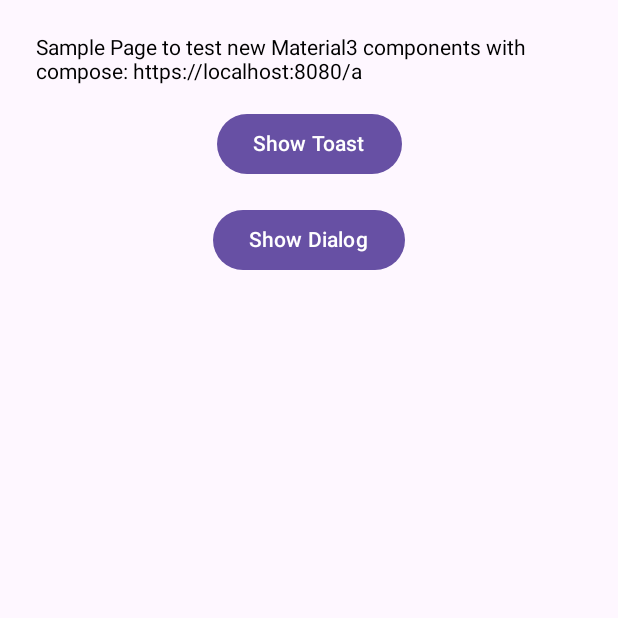
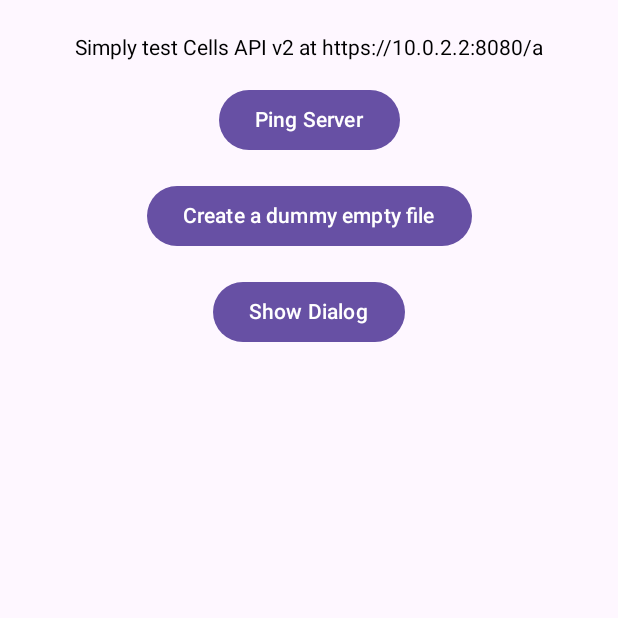
Before and after one commit to bsinou/cells-sdk-kotlin-sanbox, an Android app built with Jetpack Compose: the screen it shows after launch (MainActivity), on a phone screen of 412 x 824 dp, the top half of it. Run offline under Robolectric (Android 15) with nearby library versions, the phone set to English and light mode, and no system bars.

Commit message:
Fix simple ping to the local server

```diff
--- a/app/src/main/kotlin/org/sinou/kotlin/android/sampleapp/DummyPatInterceptor.kt
+++ b/app/src/main/kotlin/org/sinou/kotlin/android/sampleapp/DummyPatInterceptor.kt
@@ -1,6 +1,5 @@
 package org.sinou.kotlin.android.sampleapp
 
-import android.util.Log
 import okhttp3.Interceptor
 import okhttp3.Response
 
@@ -13,18 +12,14 @@ class DummyPatInterceptor(
     private val getToken: () -> String,
 ) : Interceptor {
 
+    private val logTag = "DummyIntercept"
+
     override fun intercept(chain: Interceptor.Chain): Response {
-        Log.e("DummyIntercept", "Before building the interceptor")
-
+        // Log.d(logTag, "about to build the interceptor")
         var builder = chain.request().newBuilder().addHeader(USER_AGENT_HEADER, userAgent)
             .addHeader(AUTH_HEADER, "$DEFAULT_TOKEN_TYPE ${getToken()}")
-          .addHeader("Content-Type", "application/json")
+            .addHeader("Content-Type", "application/json")
             .url(SERVER_URL)
-
-        val built = builder.build()
-        Log.e("DummyIntercept", built.url.toString())
-        Log.e("DummyIntercept", built.header("Content-Type") ?: "!!!NONE")
-        Log.e("DummyIntercept", built.header(AUTH_HEADER) ?: "NONE AGAIN")
-        return chain.proceed(built)
+        return chain.proceed(builder.build())
     }
 }
--- a/app/src/main/kotlin/org/sinou/kotlin/android/sampleapp/MainActivity.kt
+++ b/app/src/main/kotlin/org/sinou/kotlin/android/sampleapp/MainActivity.kt
@@ -20,12 +20,14 @@ import androidx.compose.runtime.Composable
 import androidx.compose.runtime.LaunchedEffect
 import androidx.compose.runtime.mutableStateOf
 import androidx.compose.runtime.remember
+import androidx.compose.runtime.rememberCoroutineScope
 import androidx.compose.ui.Alignment
 import androidx.compose.ui.Modifier
 import androidx.compose.ui.platform.LocalContext
 import androidx.compose.ui.unit.dp
 import androidx.compose.ui.window.DialogProperties
 import androidx.compose.ui.window.SecureFlagPolicy
+import kotlinx.coroutines.launch
 import org.koin.compose.KoinContext
 import org.koin.compose.koinInject
 
@@ -53,14 +55,7 @@ private fun ComponentExamplePage() {
         .wrapContentWidth(Alignment.CenterHorizontally)
 
     val nodeService = koinInject<NodeService>()
-
-    LaunchedEffect(key1 = true) {
-        try {
-            nodeService.createDummyFile()
-        } catch (e: Exception) {
-            Log.e("tag", e.message ?: "NaN")
-        }
-    }
+    val scope = rememberCoroutineScope()
 
     Column(
         modifier = Modifier
@@ -68,20 +63,41 @@ private fun ComponentExamplePage() {
             .padding(16.dp)
     ) {
         Text(
-            text = "Sample Page to test new Material3 components with compose: ${nodeService.getApiURL()}",
+            text = "Simply test Cells API v2 at ${nodeService.getApiURL()}",
             modifier = itemModifier
         )
         Button(
             onClick = {
+                    scope.launch {
+                        val res = nodeService.pingServer()
+                        val msg = if (res==200) {
+                            "Server can be accessed"
+                        }  else "cannot reach server - error $res"
 
-
-                Toast
-                    .makeText(ctx, "This is a toast", Toast.LENGTH_LONG)
-                    .show()
+                        Toast
+                            .makeText(ctx, msg, Toast.LENGTH_LONG)
+                            .show()
+                    }
             },
             modifier = itemModifier
         ) {
-            Text(text = "Show Toast")
+            Text(text = "Ping Server")
+        }
+        Button(
+            onClick = {
+                scope.launch {
+                    val res = nodeService.createDummyFile()
+                    val msg = if (res==200) {
+                        "Created a new dummy file"
+                    }  else "cannot create file: error $res"
+                    Toast
+                        .makeText(ctx, msg, Toast.LENGTH_LONG)
+                        .show()
+                }
+            },
+            modifier = itemModifier
+        ) {
+            Text(text = "Create a dummy empty file")
         }
         Button(
             onClick = { showDialog1.value = true },
--- a/app/src/main/kotlin/org/sinou/kotlin/android/sampleapp/NodeService.kt
+++ b/app/src/main/kotlin/org/sinou/kotlin/android/sampleapp/NodeService.kt
@@ -17,69 +17,51 @@ import javax.net.ssl.SSLContext
 import javax.net.ssl.TrustManager
 import javax.net.ssl.X509TrustManager
 
-const val SERVER_URL = "https://localhost:8080"
+//const val SERVER_URL = "https://localhost:8080"
+const val SERVER_URL = "https://10.0.2.2:8080"
 private const val SKIP_SSL_VERIFICATION = true
 private const val USER_AGENT = "org.sinou.kotlin.android.sampleapp/v0.1.1 CellsAPI/v2"
 private const val PAT =
     "0XmNa4mhWfLhURwFP6_XJVuEDgPDnoa8EKvJB55fY8g.yddonfgcR4oogCzRqIfimzN7dRNk7si3X3TFRL7hYjo"
 
-private val trustAllCerts = UnsecureTrustManager()
 
+//val myServiceApi = NodeServiceApi("$SERVER_URL/a", myHttpClient.engine)
+
+// SSL context that uses the unsecured trust manager
 private val unsafeSslContext by lazy {
     SSLContext.getInstance("TLS").apply {
         init(null, arrayOf<TrustManager>(trustAllCerts), java.security.SecureRandom())
     }
 }
 
-@OptIn(ExperimentalSerializationApi::class)
-val jsonInstance = Json {
-    ignoreUnknownKeys = true
-    isLenient = true
-    encodeDefaults = true
-    coerceInputValues = false
-    explicitNulls = false
-}
-
-private val myHttpClient = HttpClient(OkHttp) {
-    Log.e("myHttpClient", "---- Constructing the client")
-    install(ContentNegotiation) {
-        json(jsonInstance)
-    }
-
-    engine {
-        preconfigured = OkHttpClient.Builder()
-            .sslSocketFactory(unsafeSslContext.socketFactory, trustAllCerts)
-            .hostnameVerifier { _, _ -> true }
-            .addInterceptor(DummyPatInterceptor(USER_AGENT) { PAT })
-            .build()
-    }
-}
-
-//val myServiceApi = NodeServiceApi("$SERVER_URL/a", myHttpClient.engine)
-
 class NodeService(
     private val appContext: Context,
 ) {
-//     val client = getHttpClient()
+
+    private val logTag = "NodeService"
+    private val client = getHttpClient()
 
 //    fun nodeServiceApi(): NodeServiceApi {
-//        return NodeServiceApi(getApiURL(), myHttpClient.engine)
+//        return NodeServiceApi(getApiURL(), client.engine)
 //    }
 
+    suspend fun pingServer(): Int {
+        try {
+            val response = getHttpClient().get { Request.Builder().url(SERVER_URL) }
+            return response.status.value
+        } catch (e: Exception) {
+            Log.e(logTag, "unexpected error while pinging server at $SERVER_URL: ${e.message}")
+            return 503
+        }
+    }
+
     suspend fun createDummyFile(): Int {
+        Log.d(logTag, "Before calling create")
+        return 200
 
-        try {
-            val myReq = Request.Builder().url(SERVER_URL)
-            Log.i("CreateDummy", "We have a request: $myReq")
-
-            val response = myHttpClient.get { myReq }
-        } catch (e: Exception) {
-            Log.e("CreateDummy", "Even a get causes: ${e.message}")
-            e.printStackTrace()
-        }
-
-//        Log.i("CreateDummy", "Before calling create")
 //        try {
+//
+//            val myServiceApi = nodeServiceApi()
 //            val response = myServiceApi.create(
 //                RestCreateRequest(
 //                    listOf(
@@ -106,56 +88,56 @@ class NodeService(
 //            )
 //        )
 //        return response2.status
-        return 200
     }
 
     fun getApiURL(): String {
         return "$SERVER_URL/a"
     }
 
-    fun getToken(): String {
-        return PAT
-    }
-
     fun getHttpClient(): HttpClient {
         return if (SKIP_SSL_VERIFICATION) {
-            HttpClient(OkHttp) {
-                install(ContentNegotiation) {
-                    json()
-                }
-
-                engine {
-                    preconfigured = OkHttpClient.Builder()
-                        .sslSocketFactory(unsafeSslContext.socketFactory, trustAllCerts)
-                        .hostnameVerifier { _, _ -> true }
-                        .addInterceptor(DummyPatInterceptor(USER_AGENT) { getToken() })
-                        .build()
-                }
-            }
+            unsecureHttpClient
         } else {
-            HttpClient(OkHttp) {
-                engine {
-                    addInterceptor(
-                        interceptor = DummyPatInterceptor(USER_AGENT) {
-                            getToken()
-                        }
-                    )
-                }
-                install(ContentNegotiation) {
-                    json()
-                }
-            }
+            basicHttpClient
         }
     }
 
-//    // WARNING: dev only. Skip TLS verification during development and test against a local Pydio Server
-//    // Trust manager that does not validate any certificates
-//    private val trustAllCerts = UnsecureTrustManager()
-//    // SSL context that uses the trust manager
-//    private val unsafeSslContext = SSLContext.getInstance("TLS").apply {
-//        init(null, arrayOf(trustAllCerts), java.security.SecureRandom())
-//    }
+    @OptIn(ExperimentalSerializationApi::class)
+    private val jsonInstance = Json {
+        ignoreUnknownKeys = true
+        isLenient = true
+        encodeDefaults = true
+        coerceInputValues = false
+        explicitNulls = false
+    }
+
+    private val basicHttpClient = HttpClient(OkHttp) {
+        install(ContentNegotiation) {
+            json(jsonInstance)
+        }
+        engine {
+            addInterceptor(interceptor = DummyPatInterceptor(USER_AGENT) { PAT })
+        }
+    }
+
+    // WARNING: dev only. Skip TLS verification during development and test against a local Pydio Server
+    private val unsecureHttpClient = HttpClient(OkHttp) {
+        install(ContentNegotiation) {
+            json(jsonInstance)
+        }
+        engine {
+            preconfigured = OkHttpClient.Builder()
+                .sslSocketFactory(unsafeSslContext.socketFactory, trustAllCerts)
+                .hostnameVerifier { _, _ -> true }
+                .addInterceptor(DummyPatInterceptor(USER_AGENT) { PAT })
+                .build()
+        }
+    }
+
 }
+
+// Trust manager that does not validate any certificates
+private val trustAllCerts = UnsecureTrustManager()
 
 @SuppressLint("CustomX509TrustManager")
 private class UnsecureTrustManager : X509TrustManager {
```
Also changed, not shown: app/src/main/AndroidManifest.xml (+5 -4 lines).
